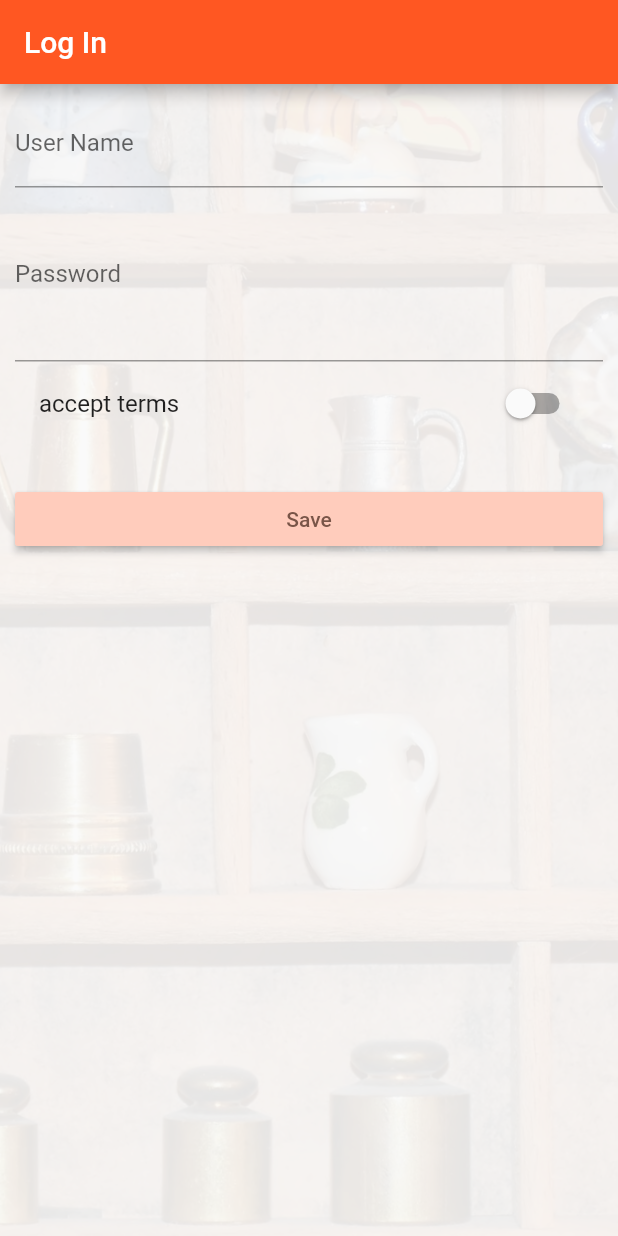
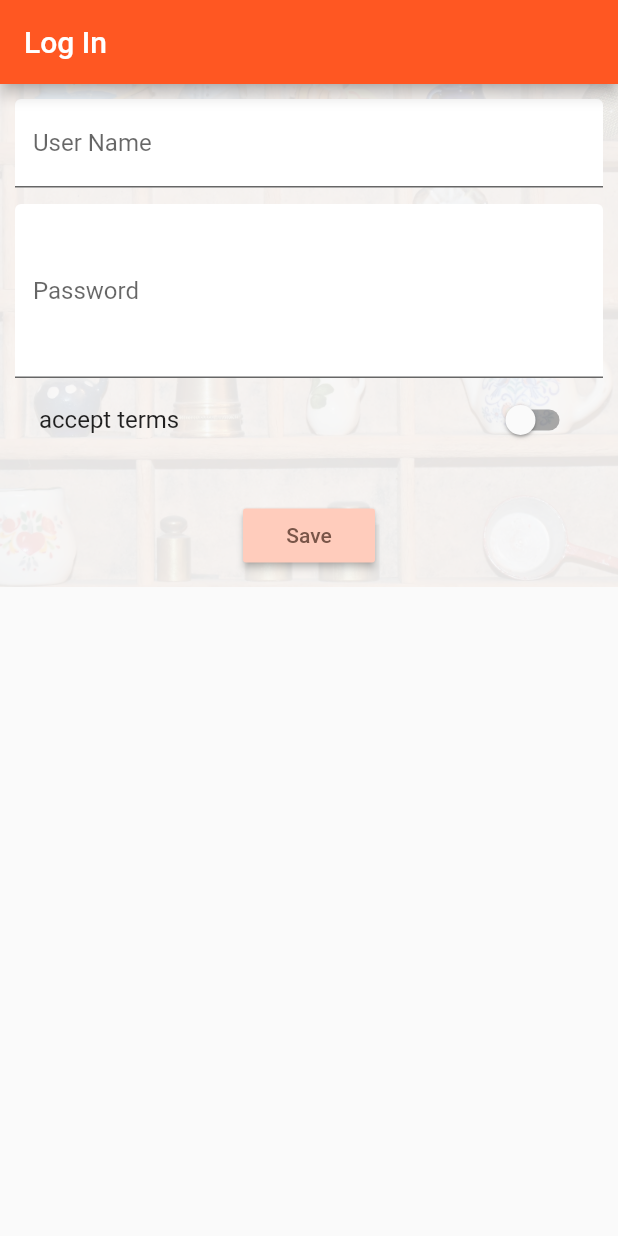
Before and after one commit to ofu997/flutter1, a Flutter app: the screen it shows after launch, on a phone screen of 412 x 824 dp. Run offline on Flutter 3.47's test engine with Material 2 defaults, Android fonts, the phone set to English and light mode, and no system bars.

Commit message:
build auth page, add icon

```diff
--- a/lib/pages/auth.dart
+++ b/lib/pages/auth.dart
@@ -28,10 +28,11 @@ class _AuthPage extends State<AuthPage> {
             )
           ),
           padding: EdgeInsets.all(10.0),
-          child: ListView(
+          child: SingleChildScrollView(
+            child: Column(
             children: <Widget>[
               TextField(
-                decoration: InputDecoration(labelText: 'User Name'),
+                decoration: InputDecoration(labelText: 'User Name', filled: true, fillColor: Colors.white),
                 keyboardType: TextInputType.emailAddress,
                 onChanged: (String value) {
                   setState(() {
@@ -39,8 +40,11 @@ class _AuthPage extends State<AuthPage> {
                   });
                 },
               ),
+              SizedBox(
+                height: 11.0
+              ),
               TextField(
-                decoration: InputDecoration(labelText: 'Password'),
+                decoration: InputDecoration(labelText: 'Password', filled: true, fillColor: Colors.white),
                 maxLines: 4,
                 obscureText: true,
                 keyboardType: TextInputType.text,
@@ -50,7 +54,7 @@ class _AuthPage extends State<AuthPage> {
                   });
                 },
               ),
-              SwitchListTile(
+            SwitchListTile(
                 value: _acceptTerms,
                 onChanged: (bool value) {
                   setState(() {
@@ -79,6 +83,7 @@ class _AuthPage extends State<AuthPage> {
                 },
               )
             ],
+            )
           ),
         ));
   }
--- a/lib/pages/products.dart
+++ b/lib/pages/products.dart
@@ -21,6 +21,7 @@ class ProductsPage extends StatelessWidget{
               title: Text('Choose below'),
               ), //automaticallyImplyLeading: whether to assume AppBar actions
               ListTile(
+                  leading: Icon(Icons.shop),
                   title: Text('Manage Products'),
                   onTap: (){
                     Navigator.pushReplacementNamed(context, '/admin');
```
Also changed, not shown: lib/products.dart (+11 -2 lines).
